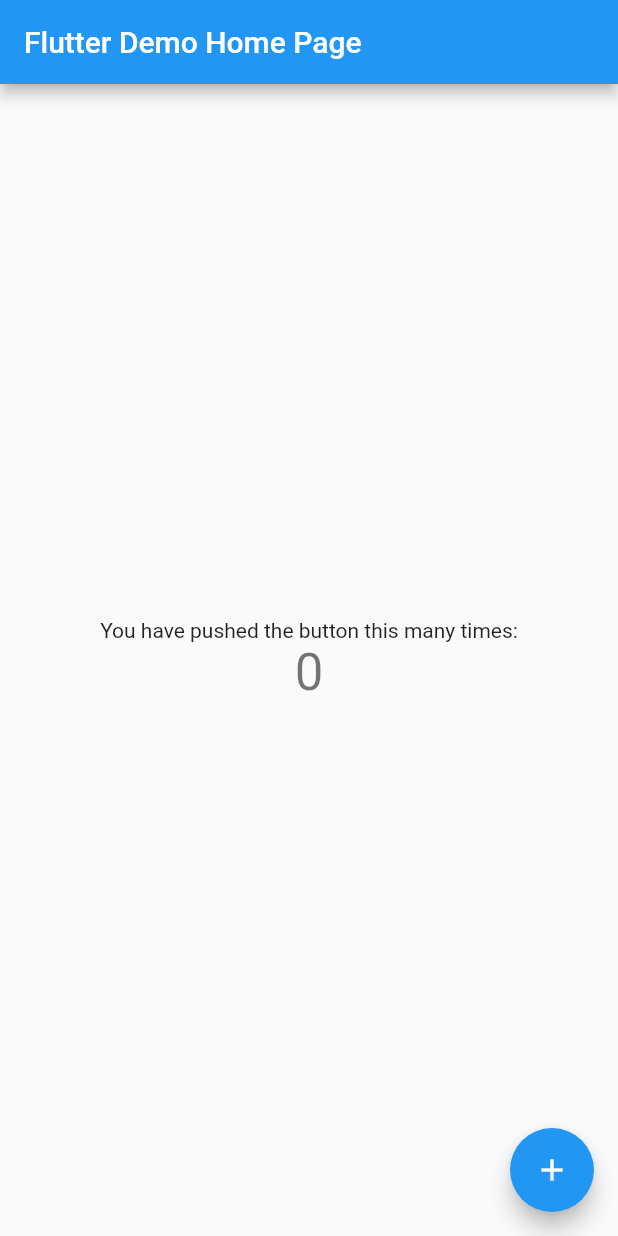
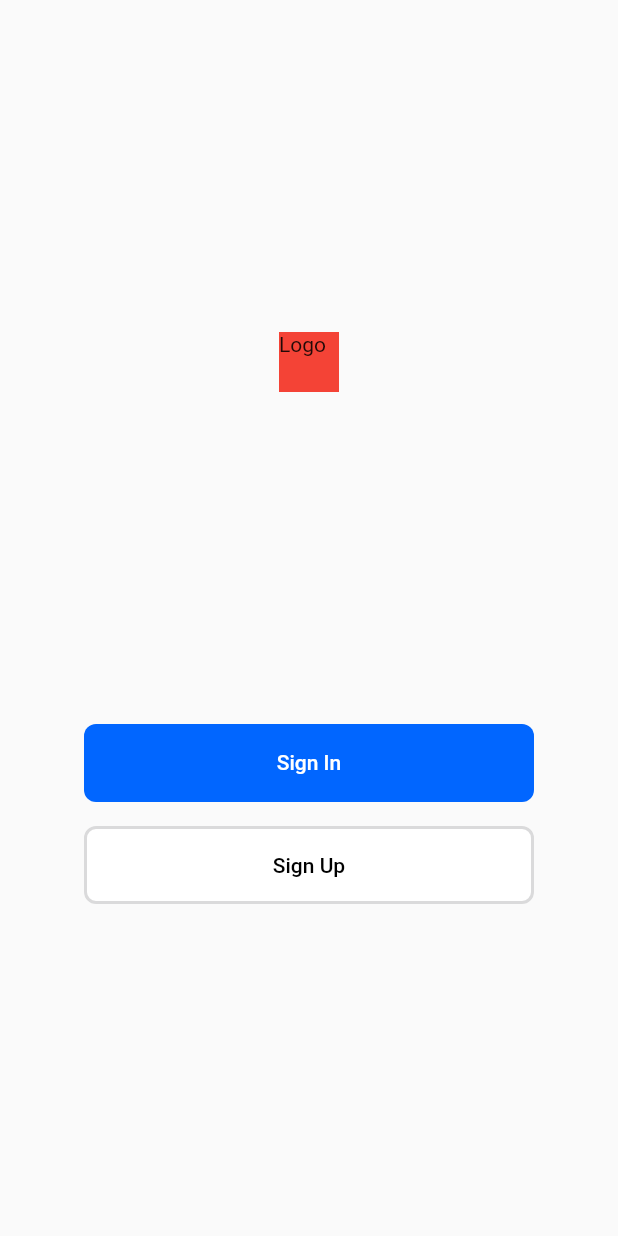
Before and after one commit to Amarin-AMR/blog_mobile, a Flutter app: the screen it shows after launch, on a phone screen of 412 x 824 dp. Run offline on Flutter 3.47's test engine with Material 2 defaults, Android fonts, the phone set to English and light mode, and no system bars.

Commit message:
made screen for Home_page and Login_page

```diff
--- a/lib/main.dart
+++ b/lib/main.dart
@@ -1,3 +1,4 @@
+import 'package:blog_mobile/views/home_page/screen.dart';
 import 'package:flutter/material.dart';
 
 void main() {
@@ -7,109 +8,14 @@
 class MyApp extends StatelessWidget {
   const MyApp({super.key});
 
-  // This widget is the root of your application.
   @override
   Widget build(BuildContext context) {
     return MaterialApp(
       title: 'Flutter Demo',
       theme: ThemeData(
-        // This is the theme of your application.
-        //
-        // Try running your application with "flutter run". You'll see the
-        // application has a blue toolbar. Then, without quitting the app, try
-        // changing the primarySwatch below to Colors.green and then invoke
-        // "hot reload" (press "r" in the console where you ran "flutter run",
-        // or simply save your changes to "hot reload" in a Flutter IDE).
-        // Notice that the counter didn't reset back to zero; the application
-        // is not restarted.
         primarySwatch: Colors.blue,
       ),
-      home: const MyHomePage(title: 'Flutter Demo Home Page'),
+      home: const HomePage(),
     );
   }
 }
-
-class MyHomePage extends StatefulWidget {
-  const MyHomePage({super.key, required this.title});
-
-  // This widget is the home page of your application. It is stateful, meaning
-  // that it has a State object (defined below) that contains fields that affect
-  // how it looks.
-
-  // This class is the configuration for the state. It holds the values (in this
-  // case the title) provided by the parent (in this case the App widget) and
-  // used by the build method of the State. Fields in a Widget subclass are
-  // always marked "final".
-
-  final String title;
-
-  @override
-  State<MyHomePage> createState() => _MyHomePageState();
-}
-
-class _MyHomePageState extends State<MyHomePage> {
-  int _counter = 0;
-
-  void _incrementCounter() {
-    setState(() {
-      // This call to setState tells the Flutter framework that something has
-      // changed in this State, which causes it to rerun the build method below
-      // so that the display can reflect the updated values. If we changed
-      // _counter without calling setState(), then the build method would not be
-      // called again, and so nothing would appear to happen.
-      _counter++;
-    });
-  }
-
-  @override
-  Widget build(BuildContext context) {
-    // This method is rerun every time setState is called, for instance as done
-    // by the _incrementCounter method above.
-    //
-    // The Flutter framework has been optimized to make rerunning build methods
-    // fast, so that you can just rebuild anything that needs updating rather
-    // than having to individually change instances of widgets.
-    return Scaffold(
-      appBar: AppBar(
-        // Here we take the value from the MyHomePage object that was created by
-        // the App.build method, and use it to set our appbar title.
-        title: Text(widget.title),
-      ),
-      body: Center(
-        // Center is a layout widget. It takes a single child and positions it
-        // in the middle of the parent.
-        child: Column(
-          // Column is also a layout widget. It takes a list of children and
-          // arranges them vertically. By default, it sizes itself to fit its
-          // children horizontally, and tries to be as tall as its parent.
-          //
-          // Invoke "debug painting" (press "p" in the console, choose the
-          // "Toggle Debug Paint" action from the Flutter Inspector in Android
-          // Studio, or the "Toggle Debug Paint" command in Visual Studio Code)
-          // to see the wireframe for each widget.
-          //
-          // Column has various properties to control how it sizes itself and
-          // how it positions its children. Here we use mainAxisAlignment to
-          // center the children vertically; the main axis here is the vertical
-          // axis because Columns are vertical (the cross axis would be
-          // horizontal).
-          mainAxisAlignment: MainAxisAlignment.center,
-          children: <Widget>[
-            const Text(
-              'You have pushed the button this many times:',
-            ),
-            Text(
-              '$_counter',
-              style: Theme.of(context).textTheme.headline4,
-            ),
-          ],
-        ),
-      ),
-      floatingActionButton: FloatingActionButton(
-        onPressed: _incrementCounter,
-        tooltip: 'Increment',
-        child: const Icon(Icons.add),
-      ), // This trailing comma makes auto-formatting nicer for build methods.
-    );
-  }
-}
--- a/lib/views/home_page/screen.dart
+++ b/lib/views/home_page/screen.dart
@@ -0,0 +1,83 @@
+import 'package:blog_mobile/views/login_page/screen.dart';
+import 'package:flutter/material.dart';
+
+class HomePage extends StatelessWidget {
+  const HomePage({super.key});
+
+  @override
+  Widget build(BuildContext context) {
+    return Scaffold(
+      body: Center(
+        child: Column(
+          mainAxisAlignment: MainAxisAlignment.spaceEvenly,
+          children: [
+            Container(
+              width: 40,
+              height: 40,
+              color: Colors.red,
+              child: const Text('Logo'),
+            ),
+            _button(context),
+          ],
+        ),
+      ),
+    );
+  }
+}
+
+Widget _button(
+  BuildContext context,
+) {
+  return Column(
+    children: [
+      SizedBox(
+        height: 52,
+        width: 300,
+        child: ElevatedButton(
+          onPressed: () {
+            Navigator.push(
+              context,
+              MaterialPageRoute(
+                builder: (BuildContext context) => const LoginPage(),
+              ),
+            );
+          },
+          style: ElevatedButton.styleFrom(
+            elevation: 0,
+            backgroundColor: const Color(0xff0166ff),
+            shape: RoundedRectangleBorder(
+              borderRadius: BorderRadius.circular(8),
+            ),
+          ),
+          child: const Text('Sign In'),
+        ),
+      ),
+      const SizedBox(
+        height: 16.0,
+      ),
+      SizedBox(
+        height: 52,
+        width: 300,
+        child: ElevatedButton(
+          onPressed: () {},
+          // const ButtonStyle(
+          //   backgroundColor:
+          //       MaterialStatePropertyAll<Color>(Colors.white),
+          // ),
+          style: ElevatedButton.styleFrom(
+            elevation: 0,
+            backgroundColor: Colors.white,
+            shape: RoundedRectangleBorder(
+              borderRadius: BorderRadius.circular(8),
+              side: const BorderSide(color: Color(0xffdadadb), width: 2.0),
+            ),
+          ),
+          child: const Text(
+            'Sign Up',
+            style: TextStyle(color: Colors.black),
+          ),
+        ),
+      )
+    ],
+  );
+}
```
Also changed, not shown: lib/views/login_page/screen.dart (+178 -0 lines).
